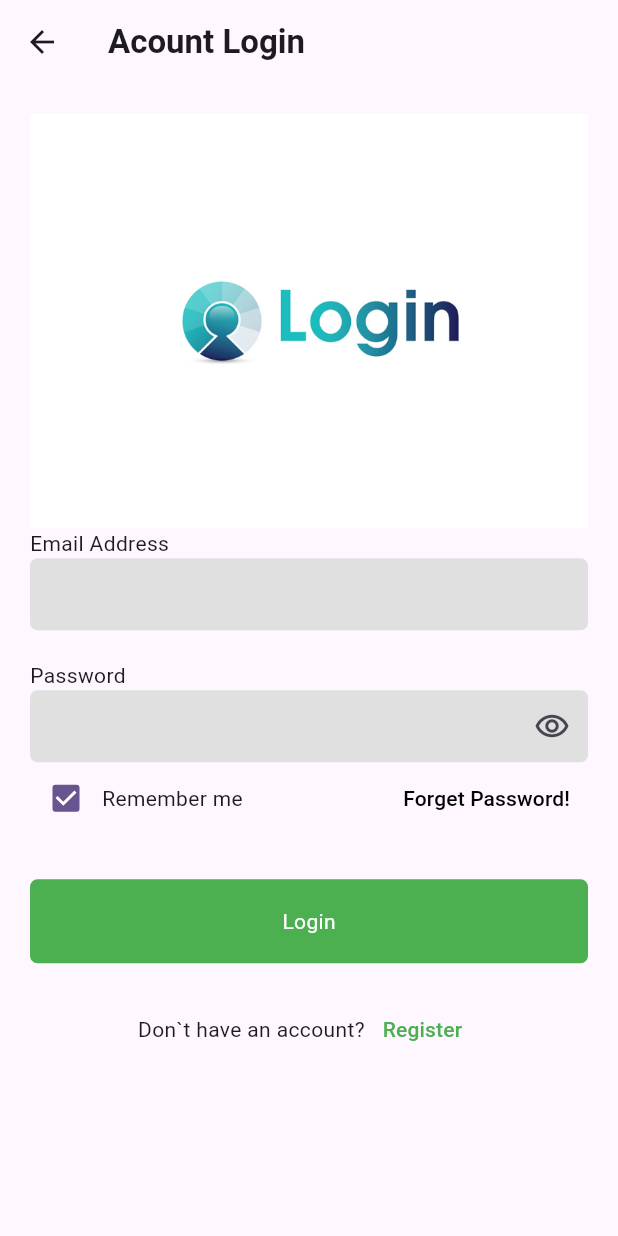
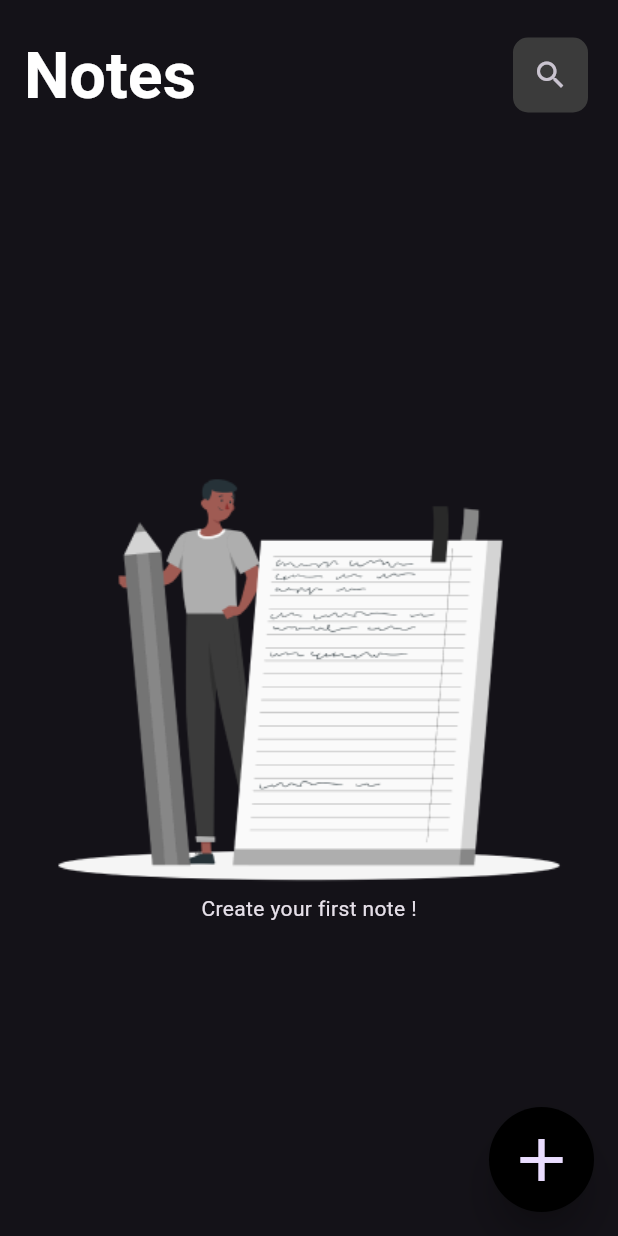
Before and after one commit to BolaAshEf/iti-flutter-projects, a Flutter app: the screen it shows after launch, on a phone screen of 412 x 824 dp. Run offline on Flutter 3.47's test engine with Material 3 defaults, Android fonts, the light colour scheme and no system bars; our stand-ins replace hive_flutter; accounts and stored records are empty.

Commit message:
Notes app finished

```diff
--- a/dummy_projects/lib/main.dart
+++ b/dummy_projects/lib/main.dart
@@ -1,11 +1,15 @@
+import 'package:dummy_projects/notes_app/note_card_model.dart';
+import 'package:dummy_projects/notes_app/note_manager.dart';
 import 'package:dummy_projects/proj2/login_page.dart';
 import 'package:dummy_projects/proj4/login_page2.dart';
 import 'package:flutter/material.dart';
-import 'proj1/text_field_eye.dart';
-import 'proj3/splach_screen1.dart';
-import 'proj5/sports_ecommerce.dart';
+import 'notes_app/db_manager.dart';
+import 'notes_app/notes_home_screen.dart';
 
-void main() => runApp(const MyApp());
+void main() async {
+  await DBManager.initDB();
+  runApp(const MyApp());
+}
 
 class MyApp extends StatelessWidget {
   const MyApp({super.key});
@@ -14,6 +18,10 @@ class MyApp extends StatelessWidget {
   Widget build(BuildContext context) {
     return MaterialApp(
       title: 'Flutter Demo',
+      darkTheme: ThemeData(
+        brightness: Brightness.dark,
+      ),
+      themeMode: ThemeMode.dark,
       debugShowCheckedModeBanner: false,
       theme: ThemeData(
         colorScheme: ColorScheme.fromSeed(seedColor: Colors.deepPurple),
@@ -35,6 +43,6 @@ class MyHomePage extends StatefulWidget {
 class _MyHomePageState extends State<MyHomePage> {
   @override
   Widget build(BuildContext context) {
-    return const LoginPage2();
+    return NotesAppHomeScreen(key: homeScreenGK,);
   }
 }
--- /dev/null
+++ b/dummy_projects/lib/notes_app/app_bar_button.dart
@@ -0,0 +1,31 @@
+import 'package:flutter/material.dart';
+
+class AppBarButton extends StatelessWidget {
+  final IconData icon;
+  final void Function()? onPressed;
+  const AppBarButton({
+    super.key,
+    required this.icon,
+    this.onPressed,
+  });
+
+  @override
+  Widget build(BuildContext context) {
+    return SizedBox.square(
+      dimension: 50,
+      child: Material(
+        borderRadius: const BorderRadius.all(Radius.circular(10)),
+        color: const Color.fromARGB(255, 59,59,59),
+        child: InkWell(
+          onTap: onPressed,
+          customBorder: const RoundedRectangleBorder(borderRadius: BorderRadius.all(Radius.circular(10))),
+          borderRadius: const BorderRadius.all(Radius.circular(10)),
+          child: Padding(
+            padding: const EdgeInsets.all(8.0),
+            child: Icon(icon, size: 24,),
+          ),
+        ),
+      ),
+    );
+  }
+}
--- /dev/null
+++ b/dummy_projects/lib/notes_app/db_manager.dart
@@ -0,0 +1,82 @@
+import 'dart:math';
+import 'package:dummy_projects/notes_app/note_card_model.dart';
+import 'package:flutter/material.dart';
+import 'package:hive_flutter/hive_flutter.dart';
+
+const _notebackgroundColors = [
+  Colors.white, // Classic white
+  Color(0xFFF8F8F8), // Lighter grey with good contrast
+  Color(0xFFE8E8E8), // Medium grey with good contrast
+  Color(0xFFD8D8D8), // Darker grey with good contrast
+  Colors.lightBlueAccent, // Bright blue (might need contrast check)
+  Colors.tealAccent, // Turquoise (might need contrast check)
+  Colors.greenAccent, // Light green (might need contrast check)
+  Colors.yellowAccent, // Bright yellow (might need contrast check)
+  Colors.orangeAccent, // Orange (might need contrast check)
+  Colors.pinkAccent, // Pink (might need contrast check)
+  Colors.purpleAccent, // Purple (might need contrast check)
+];
+
+abstract class DBManager{
+  static late final Box _notesBox;
+  static late final Map<int, NoteModel> notes;
+
+  static Future<void> initDB() async {
+    await Hive.initFlutter();
+    _notesBox = await Hive.openBox('notesBox');
+
+    final allNotes = _notesBox.values.map((json){
+      final jsonMap = json as Map;
+
+      return NoteModel.fromJson(jsonMap.map((k, v) => MapEntry(k as String, v)));
+    }).toList();
+    notes = {
+      for(final note in allNotes)
+        note.id : note,
+    };
+  }
+
+  static Future<NoteModel?> add(NoteModel note) async {
+    if(note.title.trim().isEmpty || note.text.trim().isEmpty){
+      return null;
+    }
+
+    late int newNoteID;
+    do{
+      newNoteID = Random().nextInt(100000000);
+    } while(_notesBox.containsKey(newNoteID));
+
+    final newNote = NoteModel(
+      id: newNoteID,
+      title: note.title.trim(),
+      text: note.text.trim(),
+      color: _notebackgroundColors[Random().nextInt(_notebackgroundColors.length)],
+    );
+
+    await _notesBox.put(newNote.id, newNote.toJson());
+    notes[newNote.id] = newNote;
+    return newNote;
+  }
+
+  static Future<NoteModel?> update(NoteModel note) async {
+    if(!_notesBox.containsKey(note.id) || note.title.trim().isEmpty || note.text.trim().isEmpty){
+      return null;
+    }
+
+    final updatedNote = NoteModel(
+      id: note.id,
+      title: note.title.trim(),
+      text: note.text.trim(),
+      color: note.color,
+    );
+
+    await _notesBox.put(updatedNote.id, updatedNote.toJson());
+    notes[updatedNote.id] = updatedNote;
+    return updatedNote;
+  }
+
+  static Future<void> delete(NoteModel note) async {
+    await _notesBox.delete(note.id);
+    notes.remove(note.id);
+  }
+}
--- /dev/null
+++ b/dummy_projects/lib/notes_app/note_card_model.dart
@@ -0,0 +1,97 @@
+import 'package:dummy_projects/notes_app/db_manager.dart';
+import 'package:dummy_projects/notes_app/note_manager.dart';
+import 'package:flutter/material.dart';
+
+import 'notes_home_screen.dart';
+import 'search_screen.dart';
+
+class NoteModel{
+  final int id;
+  final String title;
+  final String text;
+  final Color color;
+  const NoteModel({
+    required this.id,
+    required this.title,
+    required this.text,
+    required this.color,
+  });
+
+  NoteModel.fromJson(Map<String, dynamic> json) :
+    id = json["id"],
+    title = json["title"],
+    text = json["text"],
+    color = Color(json["clrInt"]);
+
+  Map<String, dynamic> toJson() => {
+    "id": id,
+    "title": title,
+    "text": text,
+    "clrInt": color.value
+  };
+}
+
+class NoteCard extends StatefulWidget {
+  final NoteModel note;
+  const NoteCard({
+    super.key,
+    required this.note,
+  });
+
+  @override
+  State<NoteCard> createState() => _NoteCardState();
+}
+
+class _NoteCardState extends State<NoteCard> {
+  void _deleteNote() async {
+    await DBManager.delete(widget.note);
+    homeScreenGK.currentState?.setState(() {});
+    searchScreenGK.currentState?.setState(() {});
+  }
+
+  void _viewNote() => Navigator.push(
+    context,
+    MaterialPageRoute(builder: (context) => NoteManager.preview(note: widget.note),),
+  );
+
+  @override
+  Widget build(BuildContext context) {
+    return Container(
+      margin: const EdgeInsets.symmetric(vertical: 10),
+      decoration: const BoxDecoration(
+        borderRadius: BorderRadius.all(Radius.circular(10)),
+      ),
+      clipBehavior: Clip.antiAlias,
+      child: Dismissible(
+        key: ValueKey(widget.note.id),
+        direction: DismissDirection.startToEnd,
+        onDismissed: (_) => _deleteNote(),
+        background: Container(
+          color: Colors.red,
+          alignment: Alignment.center,
+          child: const Icon(Icons.delete, size: 43,),
+        ),
+        child: Material(
+          color: widget.note.color,
+          child: InkWell(
+            onTap: _viewNote,
+            child: Container(
+              width: double.infinity,
+              padding: const EdgeInsets.all(20),
+              child: Text(
+                widget.note.title,
+                maxLines: 3,
+                overflow: TextOverflow.ellipsis,
+                softWrap: true,
+                style: const TextStyle(
+                  color: Colors.black,
+                  fontSize: 45,
+                ),
+              ),
+            ),
+          ),
+        ),
+      ),
+    );
+  }
+}
--- /dev/null
+++ b/dummy_projects/lib/notes_app/notes_home_screen.dart
@@ -0,0 +1,70 @@
+import 'package:dummy_projects/notes_app/db_manager.dart';
+import 'package:dummy_projects/notes_app/search_screen.dart';
+import 'package:flutter/cupertino.dart';
+import 'package:flutter/material.dart';
+import 'package:flutter/painting.dart';
+import 'package:flutter/rendering.dart';
+import 'package:flutter/widgets.dart';
+
+import 'app_bar_button.dart';
+import 'note_card_model.dart';
+import 'note_manager.dart';
+import 'notes_viewer_body.dart';
+
+final homeScreenGK = GlobalKey();
+
+class NotesAppHomeScreen extends StatefulWidget {
+  const NotesAppHomeScreen({super.key});
+
+  @override
+  State<NotesAppHomeScreen> createState() => _NotesAppHomeScreenState();
+}
+
+class _NotesAppHomeScreenState extends State<NotesAppHomeScreen> {
+  @override
+  Widget build(BuildContext context) {
+    return Scaffold(
+      appBar: AppBar(
+        title: const Text("Notes"),
+        toolbarHeight: 100,
+        titleTextStyle: const TextStyle(
+          fontWeight: FontWeight.bold,
+          fontSize: 43,
+          color: Colors.white,
+        ),
+        actions: [
+          Padding(
+            padding: const EdgeInsets.only(right: 20),
+            child: AppBarButton(
+              icon: Icons.search,
+              onPressed: () => Navigator.push(
+                context,
+                MaterialPageRoute(builder: (context) => SearchScreen(
+                  key: searchScreenGK,
+                ),),
+              ),
+            ),
+          ),
+        ],
+      ),
+      floatingActionButton: SizedBox.square(
+        dimension: 70,
+        child: FloatingActionButton(
+          onPressed: () => Navigator.push(
+            context,
+            MaterialPageRoute(builder: (context) => const NoteManager.add(),),
+          ),
+          backgroundColor: Colors.black,
+          elevation: 10,
+          shape: const CircleBorder(),
+          child: const Icon(Icons.add, size: 48,),
+        ),
+      ),
+      body: NotesViewer(
+        notes: DBManager.notes.values.toList(),
+        noNotesImg: const AssetImage("images/no-notes.png"),
+        noNotesText: "Create your first note !",
+      ),
+    );
+  }
+}
--- /dev/null
+++ b/dummy_projects/lib/notes_app/notes_viewer_body.dart
@@ -0,0 +1,47 @@
+import 'package:dummy_projects/notes_app/note_card_model.dart';
+import 'package:flutter/material.dart';
+
+class NotesViewer extends StatelessWidget {
+  final List<NoteModel> notes;
+  final ImageProvider noNotesImg;
+  final String noNotesText;
+  const NotesViewer({
+    super.key,
+    required this.notes,
+    required this.noNotesImg,
+    required this.noNotesText,
+  });
+
+  @override
+  Widget build(BuildContext context) {
+    return Padding(
+      padding: const EdgeInsets.all(20.0),
+      child: AnimatedSwitcher(
+        duration: const Duration(milliseconds: 150,),
+        child: notes.isEmpty
+          ? Center(
+            key: const ValueKey("no-results"),
+            child: Column(
+                mainAxisSize: MainAxisSize.min,
+                children: [
+                  Image(image: noNotesImg),
+                  Text(noNotesText),
+                ],
+              ),
+            )
+          : SizedBox.expand(
+            key: const ValueKey("results"),
+            child: SingleChildScrollView(
+                child: Column(
+                  children: [
+                    for(final note in notes) NoteCard(
+                      note: note,
+                    ),
+                  ],
+                ),
+              ),
+          ),
+      ),
+    );
+  }
+}
--- a/dummy_projects/pubspec.yaml
+++ b/dummy_projects/pubspec.yaml
@@ -30,6 +30,8 @@ environment:
 dependencies:
   flutter:
     sdk: flutter
+  hive: ^2.2.3
+  hive_flutter: ^1.1.0
 
 
   # The following adds the Cupertino Icons font to your application.
@@ -39,6 +41,8 @@ dependencies:
 dev_dependencies:
   flutter_test:
     sdk: flutter
+  hive_generator: ^1.1.3
+  build_runner: ^2.1.11
 
   # The "flutter_lints" package below contains a set of recommended lints to
   # encourage good coding practices. The lint set provided by the package is
```
Also changed, not shown: dummy_projects/lib/notes_app/note_manager.dart (added, +309 -0 lines), dummy_projects/lib/notes_app/search_screen.dart (added, +63 -0 lines), dummy_projects/images/no-notes.png (added), dummy_projects/images/no-search-results.png (added), dummy_projects/pubspec.lock, 1 other file.
